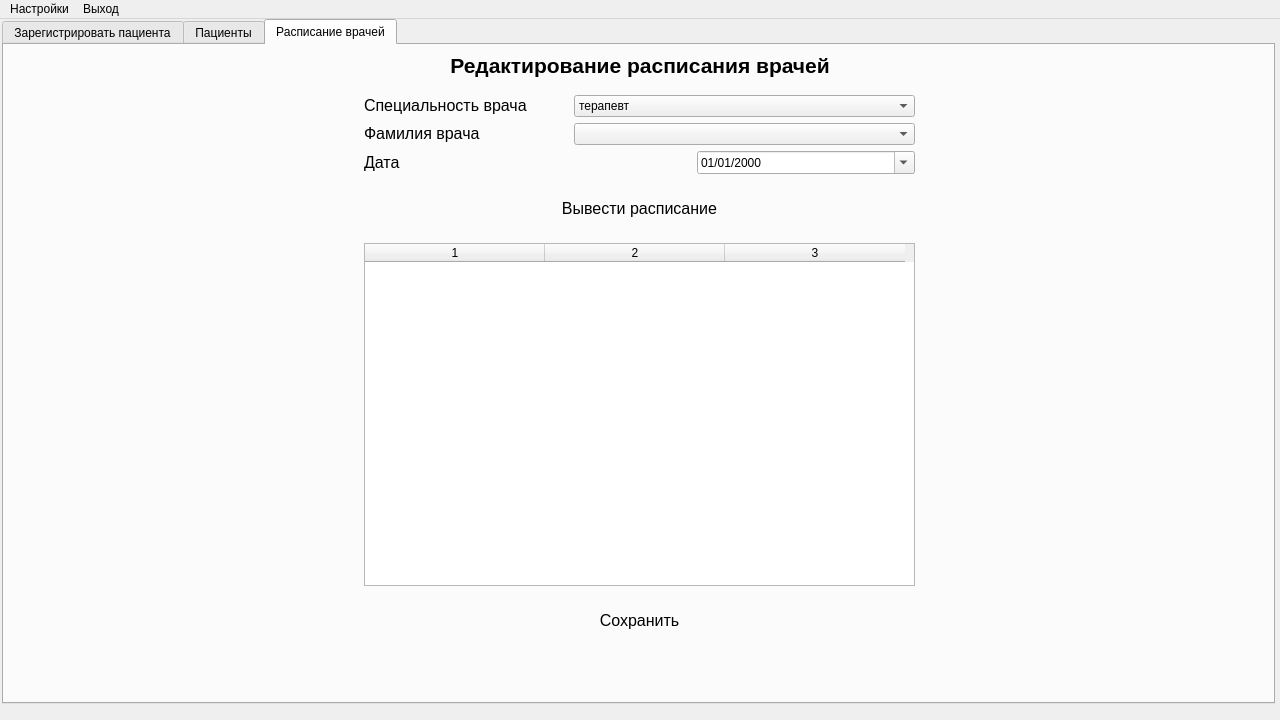
theseChains/uni-assignments, file 6th-semester/software-architecture/src/client/View/ApplicationViewUi.ui: the form before one commit.
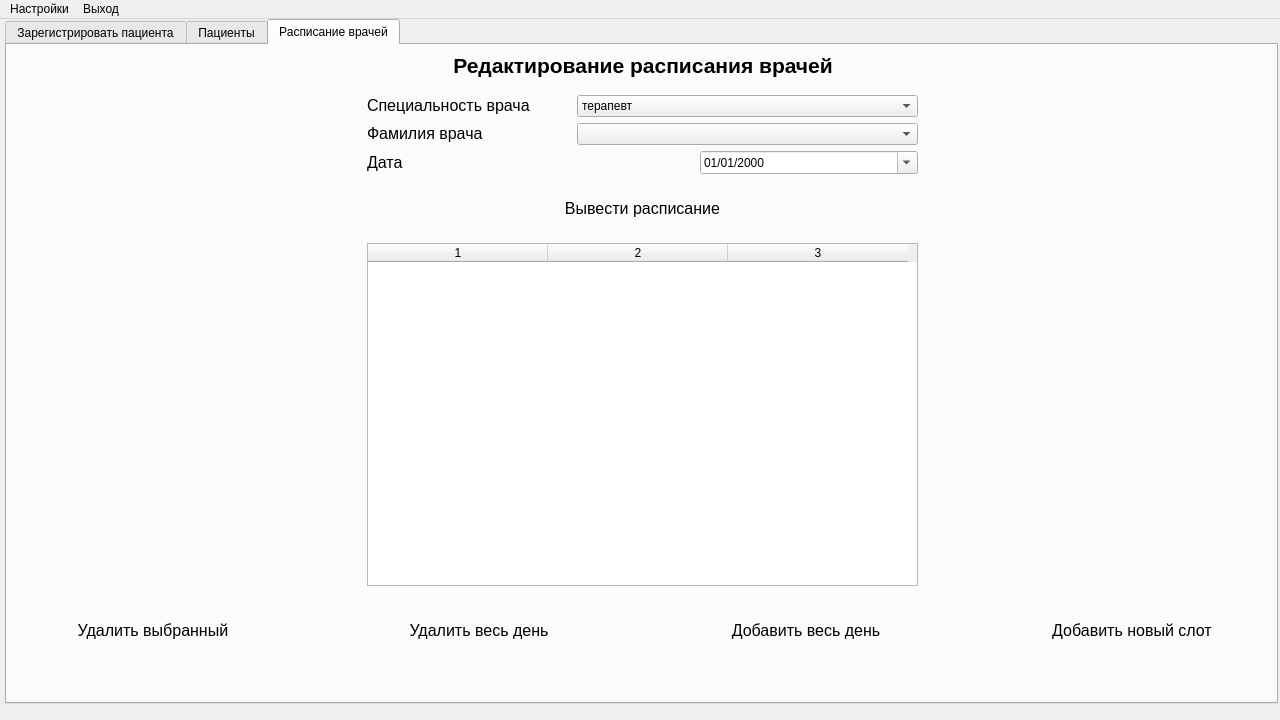
The form after the commit.

What changed in the file:
```diff
--- a/6th-semester/software-architecture/src/client/View/ApplicationViewUi.ui
+++ b/6th-semester/software-architecture/src/client/View/ApplicationViewUi.ui
@@ -71,7 +71,7 @@
      <widget class="QTabWidget" name="RegistratorTabs">
       <property name="geometry">
        <rect>
-        <x>1</x>
+        <x>4</x>
         <y>0</y>
         <width>1273</width>
         <height>685</height>
@@ -2937,6 +2937,9 @@
            <attribute name="horizontalHeaderDefaultSectionSize">
             <number>180</number>
            </attribute>
+           <attribute name="verticalHeaderVisible">
+            <bool>false</bool>
+           </attribute>
            <column/>
            <column/>
            <column/>
@@ -2947,13 +2950,34 @@
        <widget class="QWidget" name="horizontalLayoutWidget_33">
         <property name="geometry">
          <rect>
-          <x>360</x>
-          <y>550</y>
-          <width>551</width>
+          <x>50</x>
+          <y>560</y>
+          <width>1171</width>
           <height>51</height>
          </rect>
         </property>
-        <layout class="QHBoxLayout" name="horizontalLayout_113" stretch="2,3,2">
+        <layout class="QHBoxLayout" name="horizontalLayout_113" stretch="3,2,3,2,3,2,3">
+         <item>
+          <widget class="QPushButton" name="ScheduleEditDeleteChosenButton">
+           <property name="sizePolicy">
+            <sizepolicy hsizetype="Minimum" vsizetype="Preferred">
+             <horstretch>0</horstretch>
+             <verstretch>0</verstretch>
+            </sizepolicy>
+           </property>
+           <property name="font">
+            <font>
+             <pointsize>12</pointsize>
+            </font>
+           </property>
+           <property name="styleSheet">
+            <string notr="true">border-radius: 25px;</string>
+           </property>
+           <property name="text">
+            <string>Удалить выбранный</string>
+           </property>
+          </widget>
+         </item>
          <item>
           <spacer name="horizontalSpacer_47">
            <property name="orientation">
@@ -2984,7 +3008,41 @@
             <string notr="true">border-radius: 25px;</string>
            </property>
            <property name="text">
-            <string>Сохранить</string>
+            <string>Удалить весь день</string>
+           </property>
+          </widget>
+         </item>
+         <item>
+          <spacer name="horizontalSpacer_3">
+           <property name="orientation">
+            <enum>Qt::Horizontal</enum>
+           </property>
+           <property name="sizeHint" stdset="0">
+            <size>
+             <width>40</width>
+             <height>20</height>
+            </size>
+           </property>
+          </spacer>
+         </item>
+         <item>
+          <widget class="QPushButton" name="ScheduleEditAddDayButton">
+           <property name="sizePolicy">
+            <sizepolicy hsizetype="Minimum" vsizetype="Preferred">
+             <horstretch>0</horstretch>
+             <verstretch>0</verstretch>
+            </sizepolicy>
+           </property>
+           <property name="font">
+            <font>
+             <pointsize>12</pointsize>
+            </font>
+           </property>
+           <property name="styleSheet">
+            <string notr="true">border-radius: 25px;</string>
+           </property>
+           <property name="text">
+            <string>Добавить весь день</string>
            </property>
           </widget>
          </item>
@@ -3001,6 +3059,27 @@
            </property>
           </spacer>
          </item>
+         <item>
+          <widget class="QPushButton" name="ScheduleEditAddSlotButton">
+           <property name="sizePolicy">
+            <sizepolicy hsizetype="Minimum" vsizetype="Preferred">
+             <horstretch>0</horstretch>
+             <verstretch>0</verstretch>
+            </sizepolicy>
+           </property>
+           <property name="font">
+            <font>
+             <pointsize>12</pointsize>
+            </font>
+           </property>
+           <property name="styleSheet">
+            <string notr="true">border-radius: 25px;</string>
+           </property>
+           <property name="text">
+            <string>Добавить новый слот</string>
+           </property>
+          </widget>
+         </item>
         </layout>
        </widget>
        <widget class="QWidget" name="horizontalLayoutWidget_34">
```
Left out of the diff: 6 changed lines with no effect on the pictures.
